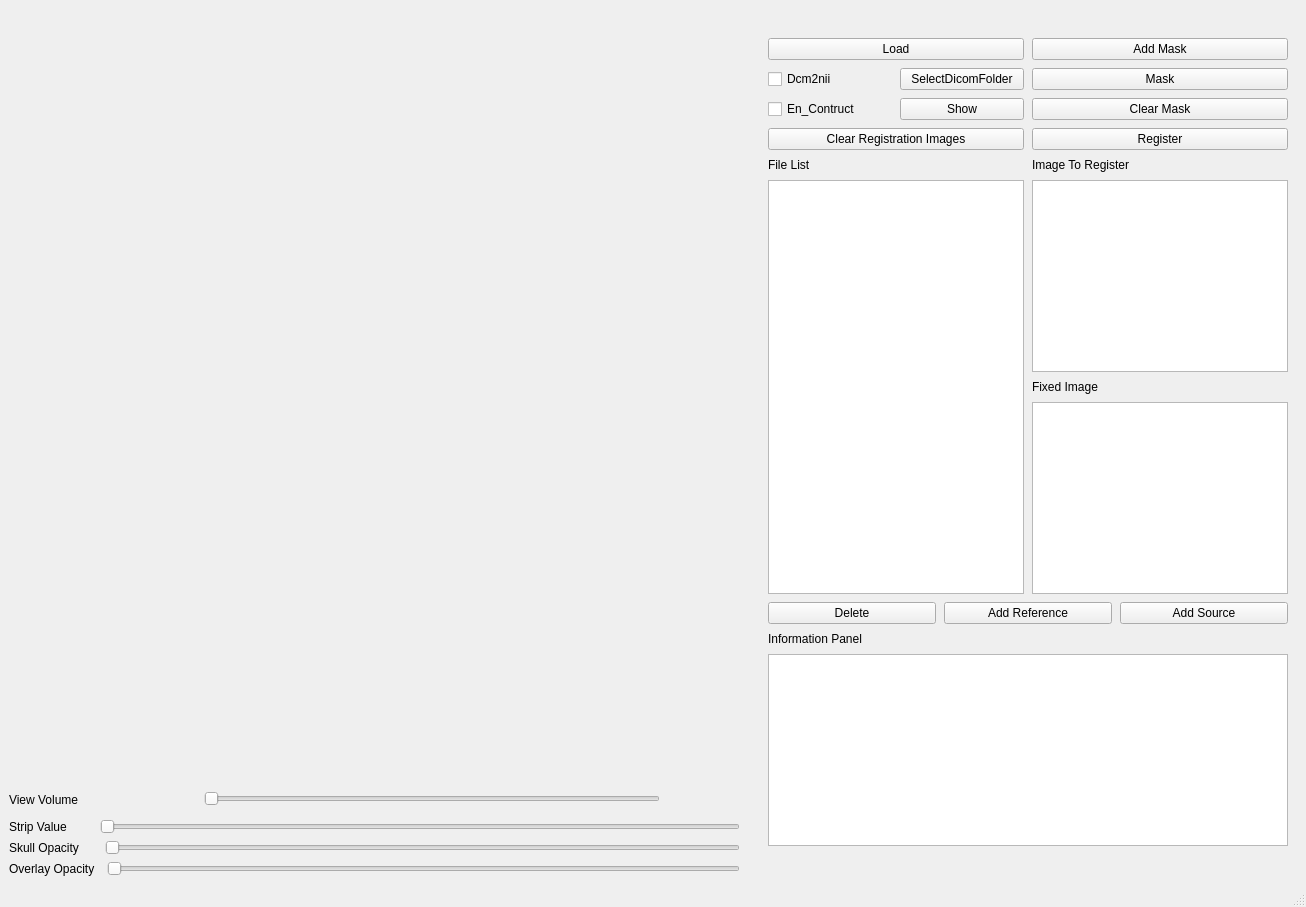
Old version of the form MainWindow/MainWindow.ui in the repository Beastmaster/BrainConnectivityDetection.
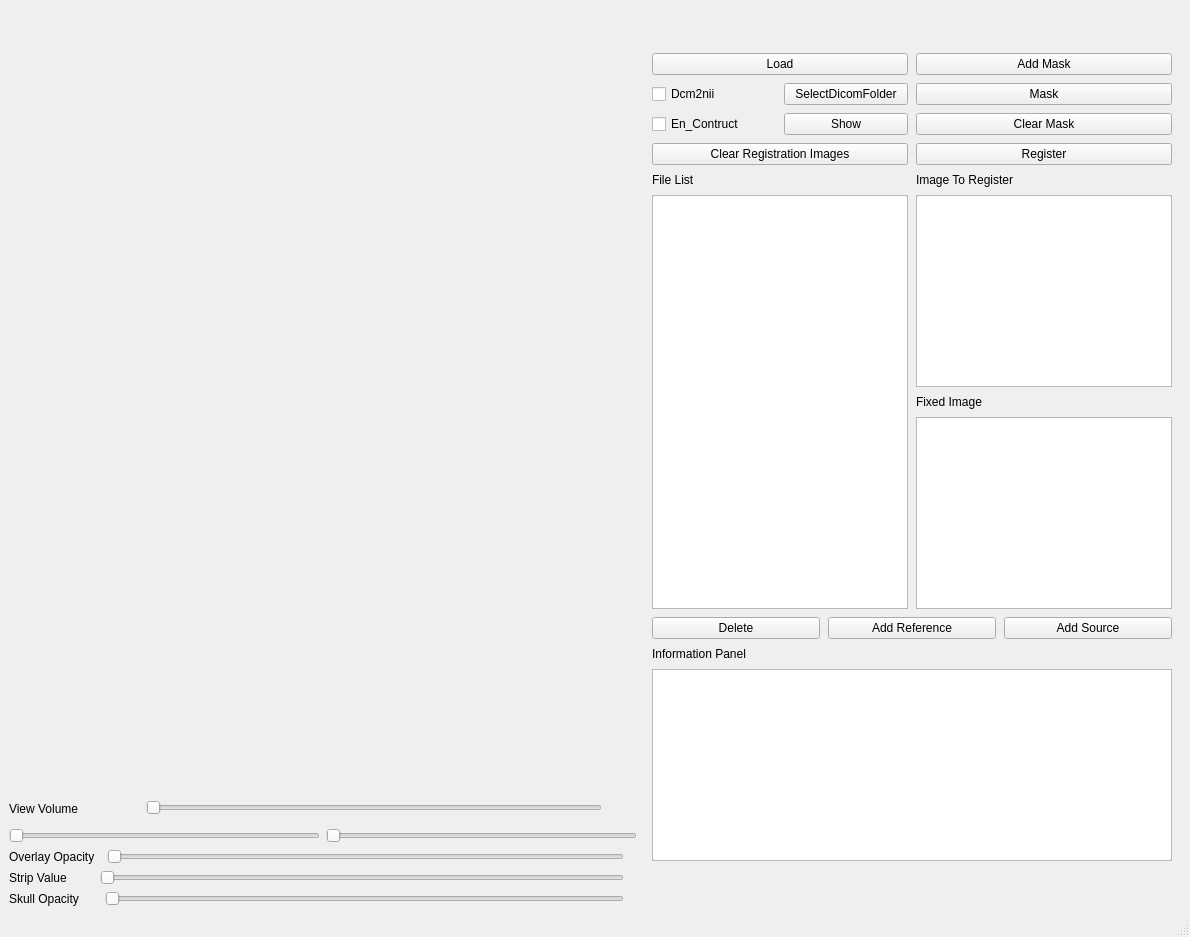
New version of the form. Custom widgets are drawn as their Qt base class.

The edit to the form file:
```diff
--- a/MainWindow/MainWindow.ui
+++ b/MainWindow/MainWindow.ui
@@ -6,8 +6,8 @@
    <rect>
     <x>0</x>
     <y>0</y>
-    <width>1306</width>
-    <height>907</height>
+    <width>1190</width>
+    <height>937</height>
    </rect>
   </property>
   <property name="windowTitle">
@@ -104,6 +104,55 @@
         </item>
        </layout>
       </item>
+      <item>
+       <layout class="QHBoxLayout" name="horizontalLayout_9">
+        <item>
+         <widget class="QSlider" name="th_low_Slider">
+          <property name="orientation">
+           <enum>Qt::Horizontal</enum>
+          </property>
+         </widget>
+        </item>
+        <item>
+         <widget class="QSlider" name="th_up_Slider">
+          <property name="orientation">
+           <enum>Qt::Horizontal</enum>
+          </property>
+         </widget>
+        </item>
+       </layout>
+      </item>
+      <item>
+       <layout class="QHBoxLayout" name="horizontalLayout_4">
+        <item>
+         <widget class="QLabel" name="label_6">
+          <property name="text">
+           <string>Overlay Opacity  </string>
+          </property>
+         </widget>
+        </item>
+        <item>
+         <widget class="QSlider" name="overlay_opacity_Slider">
+          <property name="orientation">
+           <enum>Qt::Horizontal</enum>
+          </property>
+         </widget>
+        </item>
+        <item>
+         <widget class="QLabel" name="overlay_opacity_Label">
+          <property name="sizePolicy">
+           <sizepolicy hsizetype="Preferred" vsizetype="Fixed">
+            <horstretch>0</horstretch>
+            <verstretch>0</verstretch>
+           </sizepolicy>
+          </property>
+          <property name="text">
+           <string/>
+          </property>
+         </widget>
+        </item>
+       </layout>
+      </item>
       <item>
        <layout class="QHBoxLayout" name="horizontalLayout_3">
         <item>
@@ -172,41 +221,10 @@
         </item>
        </layout>
       </item>
-      <item>
-       <layout class="QHBoxLayout" name="horizontalLayout_4">
-        <item>
-         <widget class="QLabel" name="label_6">
-          <property name="text">
-           <string>Overlay Opacity  </string>
-          </property>
-         </widget>
-        </item>
-        <item>
-         <widget class="QSlider" name="overlay_opacity_Slider">
-          <property name="orientation">
-           <enum>Qt::Horizontal</enum>
-          </property>
-         </widget>
-        </item>
-        <item>
-         <widget class="QLabel" name="overlay_opacity_Label">
-          <property name="sizePolicy">
-           <sizepolicy hsizetype="Preferred" vsizetype="Fixed">
-            <horstretch>0</horstretch>
-            <verstretch>0</verstretch>
-           </sizepolicy>
-          </property>
-          <property name="text">
-           <string/>
-          </property>
-         </widget>
-        </item>
-       </layout>
-      </item>
      </layout>
     </item>
     <item row="0" column="1" rowspan="2">
-     <widget class="QWidget" name="" native="true">
+     <widget class="QWidget" name="widget" native="true">
       <property name="maximumSize">
        <size>
         <width>400</width>
```
Left out of the diff: 2 changed lines with no effect on the pictures.
